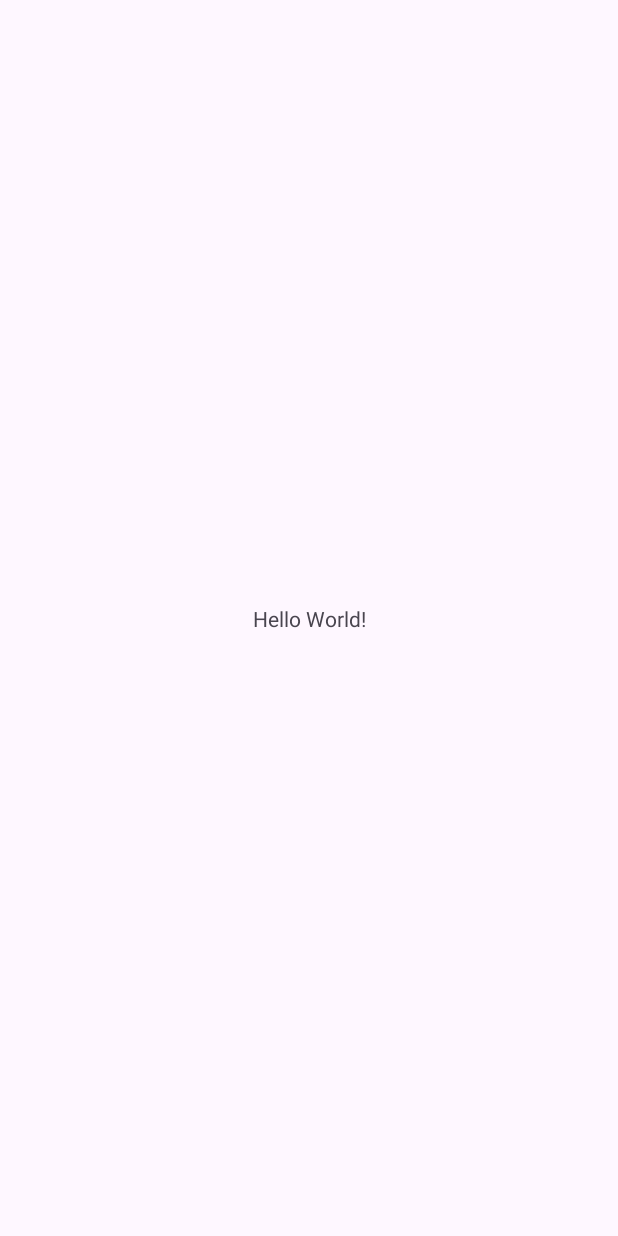
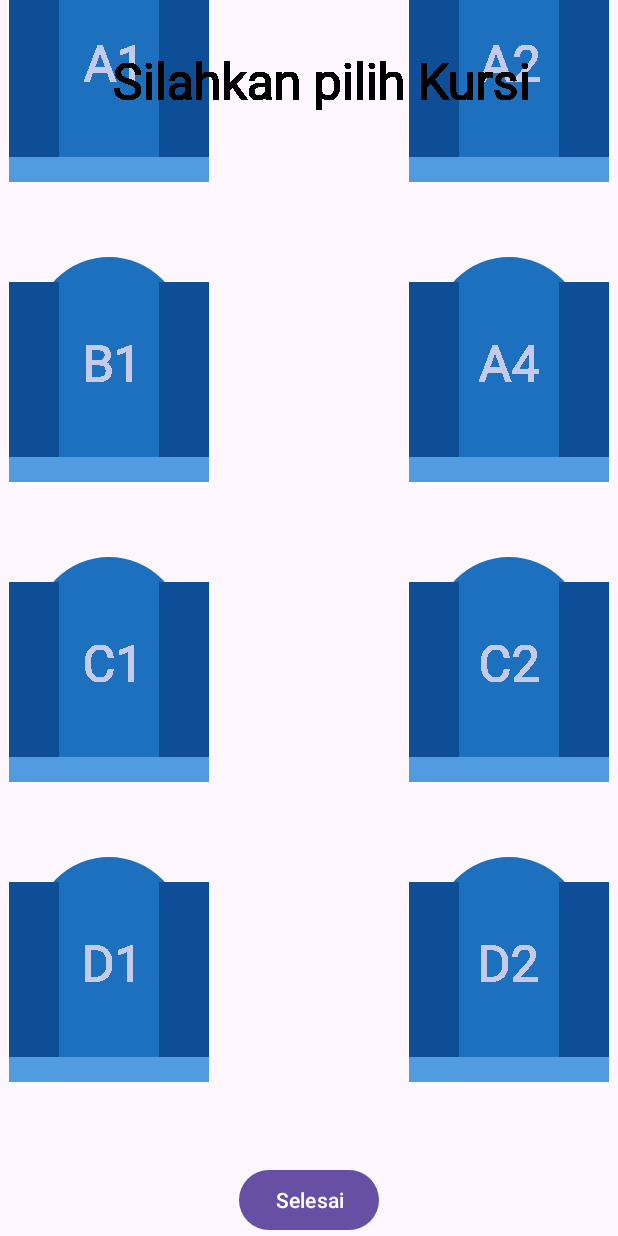
Before and after one commit to muhammadramadhan2045/intermediete-android, an Android app: the screen it shows after launch (MainActivity), on a phone screen of 412 x 824 dp. Before the commit the screen is almost empty. Run offline under Robolectric (Android 15) with nearby library versions, the light colour scheme and no system bars.

Commit message:
membuat custom view dari scratch

```diff
--- a/app/build.gradle.kts
+++ b/app/build.gradle.kts
@@ -5,7 +5,7 @@ plugins {
 
 android {
     namespace = "com.example.ticketingapps"
-    compileSdk = 33
+    compileSdk = 34
 
     defaultConfig {
         applicationId = "com.example.ticketingapps"
--- a/app/src/main/java/com/example/ticketingapps/MainActivity.kt
+++ b/app/src/main/java/com/example/ticketingapps/MainActivity.kt
@@ -2,10 +2,31 @@ package com.example.ticketingapps
 
 import androidx.appcompat.app.AppCompatActivity
 import android.os.Bundle
+import android.view.Window
+import android.widget.Button
+import android.widget.Toast
+import com.example.ticketingapps.custom_view.SeatsView
 
 class MainActivity : AppCompatActivity() {
     override fun onCreate(savedInstanceState: Bundle?) {
         super.onCreate(savedInstanceState)
+
+        requestWindowFeature(Window.FEATURE_NO_TITLE)
+        supportActionBar?.hide()
         setContentView(R.layout.activity_main)
+
+        val seatsView=findViewById<SeatsView>(R.id.seatsView)
+        val finishButton=findViewById<Button>(R.id.finishButton)
+
+
+
+        finishButton.setOnClickListener {
+            seatsView.seat?.let {
+                Toast.makeText(this,"Kursi Anda nomor ${it.name}",Toast.LENGTH_SHORT).show()
+            }?:run{
+                Toast.makeText(this,"Silahkan pilih kursi terlebih dahulu",Toast.LENGTH_SHORT).show()
+            }
+        }
+
     }
 }
--- /dev/null
+++ b/app/src/main/java/com/example/ticketingapps/Seat.kt
@@ -0,0 +1,10 @@
+package com.example.ticketingapps
+
+data class Seat(
+    val id:Int,
+    var x :Float?=0f,
+    var y :Float?=0f,
+    var name:String,
+    var isBooked:Boolean,
+
+)
--- /dev/null
+++ b/app/src/main/java/com/example/ticketingapps/custom_view/SeatsView.kt
@@ -0,0 +1,186 @@
+package com.example.ticketingapps.custom_view
+
+import android.annotation.SuppressLint
+import android.content.Context
+import android.graphics.Canvas
+import android.graphics.Paint
+import android.graphics.Path
+import android.graphics.Rect
+import android.util.AttributeSet
+import android.view.MotionEvent
+import android.view.MotionEvent.ACTION_DOWN
+import android.view.View
+import androidx.core.content.res.ResourcesCompat
+import com.example.ticketingapps.R
+import com.example.ticketingapps.Seat
+
+class SeatsView : View {
+
+    private val seats: ArrayList<Seat> = arrayListOf(
+        Seat(id = 1, name = "A1", isBooked = false),
+        Seat(id = 2, name = "A2", isBooked = false),
+        Seat(id = 3, name = "B1", isBooked = false),
+        Seat(id = 4, name = "A4", isBooked = false),
+        Seat(id = 5, name = "C1", isBooked = false),
+        Seat(id = 6, name = "C2", isBooked = false),
+        Seat(id = 7, name = "D1", isBooked = false),
+        Seat(id = 8, name = "D2", isBooked = false),
+    )
+
+    var seat: Seat? = null
+
+    private val backgroundPaint = Paint()
+    private val armestPaint = Paint()
+    private val bottomSeatPaint = Paint()
+    private val mBounds = Rect()
+    private val numberSeatPaint = Paint(Paint.FAKE_BOLD_TEXT_FLAG)
+    private val titlePaint = Paint(Paint.FAKE_BOLD_TEXT_FLAG)
+
+    constructor(context: Context) : super(context)
+
+    constructor(context: Context, attrs: AttributeSet) : super(context, attrs)
+    constructor(context: Context, attrs: AttributeSet, defStyleAttr: Int) : super(
+        context,
+        attrs,
+        defStyleAttr
+    )
+
+    override fun onMeasure(widthMeasureSpec: Int, heightMeasureSpec: Int) {
+        super.onMeasure(widthMeasureSpec, heightMeasureSpec)
+        val width = getDefaultSize(suggestedMinimumWidth, widthMeasureSpec)
+        val height = getDefaultSize(suggestedMinimumHeight, heightMeasureSpec)
+
+        val halOfHeight = height / 2
+        val halOfWidth = width / 2
+        var value = -600F
+
+        for (i in 0..7) {
+            if (i.mod(2) == 0) {
+                seats[i].apply {
+                    x = halOfWidth - 300F
+                    y = halOfHeight + value
+
+                }
+            } else {
+
+                seats[i].apply {
+                    x = halOfWidth + 100F
+                    y = halOfHeight + value
+                }
+                value += 300F
+            }
+        }
+    }
+
+
+    override fun onDraw(canvas: Canvas) {
+        super.onDraw(canvas)
+
+        for (seat in seats) {
+            drawSeat(canvas, seat)
+        }
+
+        val text = "Silahkan pilih Kursi"
+        titlePaint.apply {
+            textSize = 50F
+        }
+        canvas?.drawText(text, (width / 2F) - 197F, 100F, titlePaint)
+
+    }
+
+    private fun drawSeat(canvas: Canvas?, seat: Seat) {
+
+        //mengatur warna ketika seat di klik/dibooking
+        if (seat.isBooked) {
+            backgroundPaint.color = ResourcesCompat.getColor(resources, R.color.grey_200, null)
+            armestPaint.color = ResourcesCompat.getColor(resources, R.color.grey_200, null)
+            bottomSeatPaint.color = ResourcesCompat.getColor(resources, R.color.grey_200, null)
+            numberSeatPaint.color = ResourcesCompat.getColor(resources, R.color.black, null)
+
+        } else {
+            backgroundPaint.color = ResourcesCompat.getColor(resources, R.color.blue_500, null)
+            armestPaint.color = ResourcesCompat.getColor(resources, R.color.blue_700, null)
+            bottomSeatPaint.color = ResourcesCompat.getColor(resources, R.color.blue_200, null)
+            numberSeatPaint.color = ResourcesCompat.getColor(resources, R.color.grey_200, null)
+
+        }
+
+        //menyimpan state
+        canvas?.save()
+
+        //background
+        canvas?.translate(seat.x as Float, seat.y as Float)
+        val backgroundPath = Path()
+        backgroundPath.addRect(0F, 0F, 200F, 200F, Path.Direction.CCW)
+        backgroundPath.addCircle(100F, 50F, 75F, Path.Direction.CCW)
+        canvas?.drawPath(backgroundPath, backgroundPaint)
+
+
+        //Sandaran Tangan
+        val armestPath = Path()
+        armestPath.addRect(0F, 0F, 50F, 200F, Path.Direction.CCW)
+        canvas?.drawPath(armestPath, armestPaint)
+        canvas?.translate(150F, 0F)
+        armestPath.addRect(0F, 0F, 50F, 200F, Path.Direction.CCW)
+        canvas?.drawPath(armestPath, armestPaint)
+
+
+        //bagian bawah kursi
+        canvas?.translate(-150F, 175F)
+        val bottomSeatPath = Path()
+        bottomSeatPath.addRect(0F, 0F, 200F, 25F, Path.Direction.CCW)
+        canvas?.drawPath(bottomSeatPath, bottomSeatPaint)
+
+        //Menulis nomor kursi
+        canvas?.translate(0F, -175F)
+        numberSeatPaint.apply {
+            textSize = 50F
+            numberSeatPaint.getTextBounds(seat.name, 0, seat.name.length, mBounds)
+        }
+        canvas?.drawText(seat.name, 100F - mBounds.centerX(), 100F, numberSeatPaint)
+
+
+        //mengebalikan state
+        canvas?.restore()
+
+    }
+
+    @SuppressLint("ClickableViewAccessibility")
+    override fun onTouchEvent(event: MotionEvent?): Boolean {
+        val halfOfHeight = height / 2
+        val halfOfWidth = width / 2
+
+        val widthColumnOne = (halfOfWidth - 300F)..(halfOfWidth - 100F)
+        val widthColumnTwo = (halfOfWidth + 100F)..(halfOfWidth + 300F)
+
+        val heightRowOne = (halfOfHeight - 600F)..(halfOfHeight - 400F)
+        val heightRowTwo = (halfOfHeight - 300F)..(halfOfHeight - 100F)
+        val heightRowThree = (halfOfHeight + 0F)..(halfOfHeight + 200F)
+        val heightRowFour = (halfOfHeight + 300F)..(halfOfHeight + 500F)
+
+        if (event?.action == ACTION_DOWN) {
+            when {
+                event.x in widthColumnOne && event.y in heightRowOne -> booking(0)
+                event.x in widthColumnTwo && event.y in heightRowOne -> booking(1)
+                event.x in widthColumnOne && event.y in heightRowTwo -> booking(2)
+                event.x in widthColumnTwo && event.y in heightRowTwo -> booking(3)
+                event.x in widthColumnOne && event.y in heightRowThree -> booking(4)
+                event.x in widthColumnTwo && event.y in heightRowThree -> booking(5)
+                event.x in widthColumnOne && event.y in heightRowFour -> booking(6)
+                event.x in widthColumnTwo && event.y in heightRowFour -> booking(7)
+            }
+        }
+        return true
+    }
+
+    private fun booking(position: Int) {
+        for (seat in seats) {
+            seat.isBooked = false
+        }
+        seats[position].apply {
+            seat = this
+            isBooked = true
+        }
+        invalidate()
+    }
+}
--- a/app/src/main/res/layout/activity_main.xml
+++ b/app/src/main/res/layout/activity_main.xml
@@ -6,13 +6,28 @@
     android:layout_height="match_parent"
     tools:context=".MainActivity">
 
-    <TextView
+
+    <com.example.ticketingapps.custom_view.SeatsView
+        android:id="@+id/seatsView"
+        android:layout_width="wrap_content"
+        android:layout_height="0dp"
+        app:layout_constraintBottom_toTopOf="@+id/finishButton"
+        app:layout_constraintEnd_toEndOf="parent"
+        app:layout_constraintHorizontal_bias="1.0"
+        app:layout_constraintStart_toStartOf="parent"
+        app:layout_constraintTop_toTopOf="parent"
+        app:layout_constraintVertical_bias="0.0"
+        tools:ignore="SpeakableTextPresentCheck" />
+
+
+    <Button
+        android:id="@+id/finishButton"
         android:layout_width="wrap_content"
         android:layout_height="wrap_content"
-        android:text="Hello World!"
+        android:text="@string/selesai"
         app:layout_constraintBottom_toBottomOf="parent"
         app:layout_constraintEnd_toEndOf="parent"
         app:layout_constraintStart_toStartOf="parent"
-        app:layout_constraintTop_toTopOf="parent" />
-
+        app:layout_constraintTop_toTopOf="parent"
+        app:layout_constraintVertical_bias="1.0" />
 </androidx.constraintlayout.widget.ConstraintLayout>
--- a/app/src/main/res/values/colors.xml
+++ b/app/src/main/res/values/colors.xml
@@ -2,4 +2,8 @@
 <resources>
     <color name="black">#FF000000</color>
     <color name="white">#FFFFFFFF</color>
+    <color name="blue_700">#0E4E96</color>
+    <color name="blue_500">#1D70BE</color>
+    <color name="blue_200">#519CE0</color>
+    <color name="grey_200">#C5CAE9</color>
 </resources>
--- a/app/src/main/res/values/strings.xml
+++ b/app/src/main/res/values/strings.xml
@@ -1,3 +1,4 @@
 <resources>
     <string name="app_name">Ticketing Apps</string>
+    <string name="selesai">Selesai</string>
 </resources>
```
